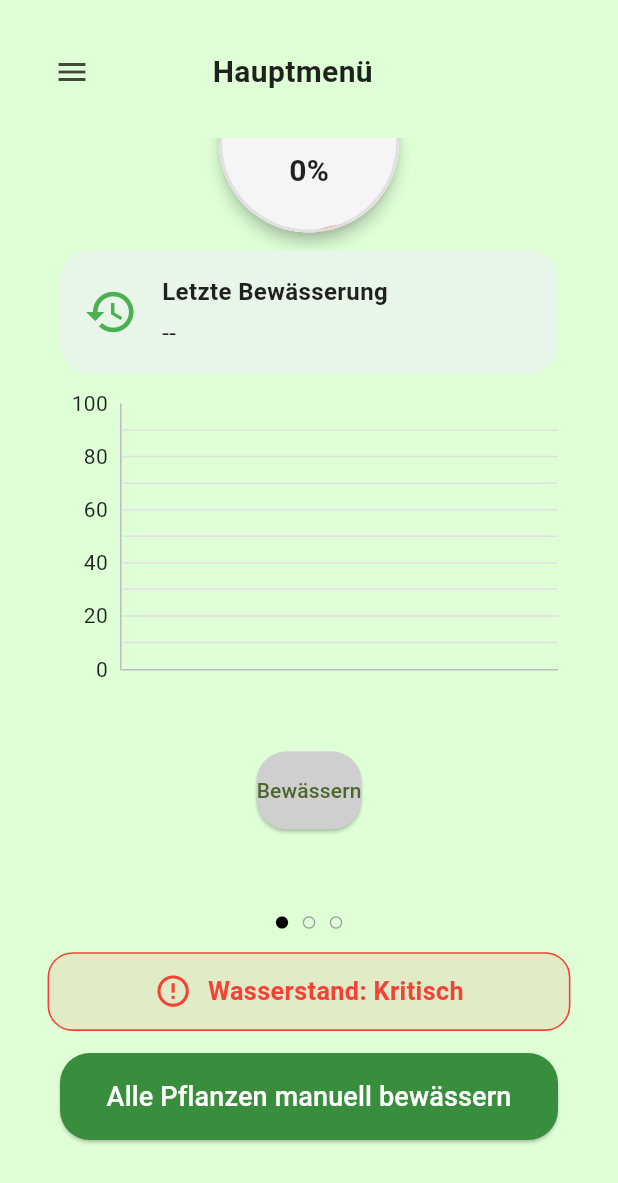
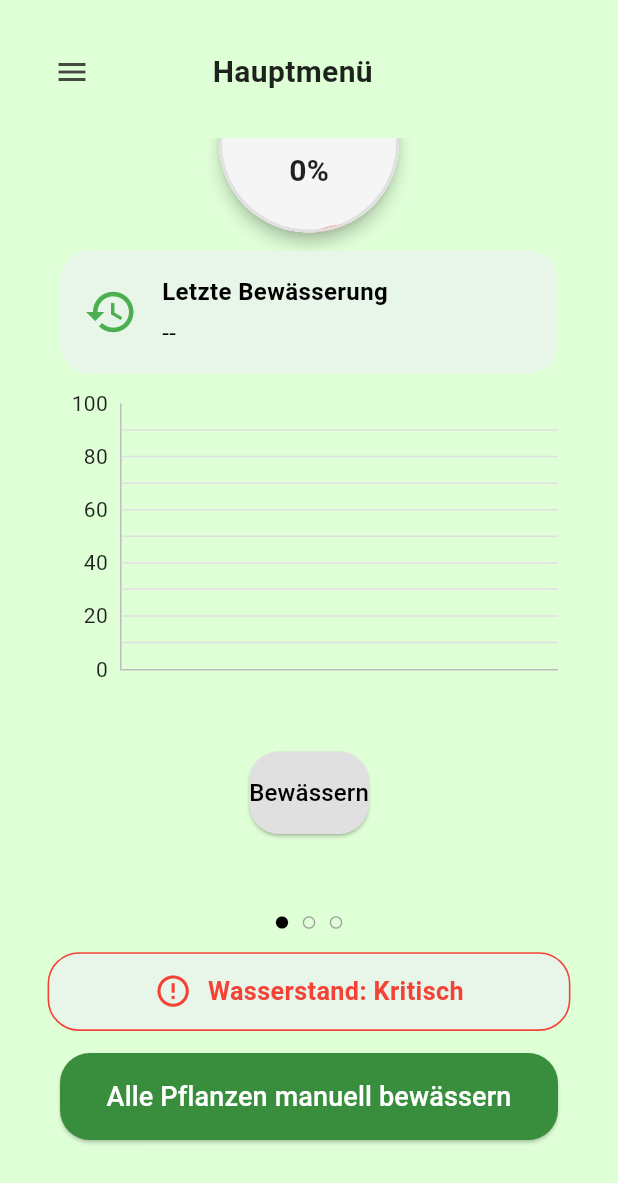
Before and after one commit to SpartanProgram/balkon-bewaesserung-app, a Flutter app: the screen it shows after launch, scrolled down 338 dp, on a phone screen of 412 x 824 dp. Shown: the top 1183 px of the screen. Run offline on Flutter 3.47's test engine with Material 3 defaults, Android fonts, the phone set to English and light mode, and no system bars; drawn by our look-alikes of fl_chart; our stand-ins replace audioplayers, flutter_local_notifications, liquid_progress_indicator_v2, lottie, shared_preferences; missing offline and left inert: mqtt_client.

Commit message:
updated the featured that have not been synchronized when dark mode is on
Former-commit-id: 7e9cb1e72c83b1a6a6ee7d571cc6ef868213d4b6

```diff
--- a/Software/lib/home_screen.dart
+++ b/Software/lib/home_screen.dart
@@ -133,6 +133,8 @@ class _HomeScreenState extends State<HomeScreen> with WidgetsBindingObserver {
 Widget _buildWaterLevelStatus(String value) {
   int level = int.tryParse(value.replaceAll('%', '')) ?? 0;
 
+  final isDark = Theme.of(context).brightness == Brightness.dark;
+
   late IconData icon;
   late Color color;
   late String label;
@@ -157,8 +159,8 @@ Widget _buildWaterLevelStatus(String value) {
   Widget card = Container(
      padding: const EdgeInsets.symmetric(horizontal: 16, vertical: 12),
      decoration: BoxDecoration(
-      color: color.withOpacity(0.1),
-      borderRadius: BorderRadius.circular(16),
+     color: isDark ? Colors.green.shade900.withOpacity(0.2) : Colors.green.shade50,
+     borderRadius: BorderRadius.circular(20),
      border: Border.all(color: color),
     ),
     child: Row(
@@ -268,29 +270,38 @@ Color _getMoistureColor(int moisture) {
 }
 
   Widget _animatedWateringCard(String lastWateredText) {
+    final isDark = Theme.of(context).brightness == Brightness.dark;
+
     return Container(
       width: double.infinity,
       padding: const EdgeInsets.all(16),
       decoration: BoxDecoration(
-        color: Colors.green.shade50,
+        color: isDark ? Colors.grey.shade800 : Colors.green.shade50,
         borderRadius: BorderRadius.circular(20),
       ),
       child: Row(
         children: [
-          const Icon(Icons.history, color: Colors.green, size: 36),
+          Icon(Icons.history, color: isDark ? Colors.greenAccent : Colors.green, size: 36),
           const SizedBox(width: 16),
           Expanded(
             child: Column(
               crossAxisAlignment: CrossAxisAlignment.start,
               children: [
-                const Text(
+                Text(
                   "Letzte Bewässerung",
-                  style: TextStyle(fontSize: 16, fontWeight: FontWeight.w600),
+                  style: TextStyle(
+                    fontSize: 16,
+                    fontWeight: FontWeight.w600,
+                    color: isDark ? Colors.white : Colors.black,
+                  ),
                 ),
                 const SizedBox(height: 4),
                 Text(
                   lastWateredText,
-                  style: const TextStyle(fontSize: 16),
+                  style: TextStyle(
+                    fontSize: 16,
+                    color: isDark ? Colors.white70 : Colors.black,
+                  ),
                 ),
               ],
             ),
@@ -299,7 +310,6 @@ Color _getMoistureColor(int moisture) {
       ),
     );
   }
-
   @override
   Widget build(BuildContext context) {
     final sensorData = context.watch<SensorDataProvider>().sensorData;
@@ -426,7 +436,11 @@ Color _getMoistureColor(int moisture) {
                                 builder: (context, setState) {
                                   return ElevatedButton(
                                     style: ElevatedButton.styleFrom(
-                                      backgroundColor: isWatering ? Colors.grey : const Color.fromARGB(255, 207, 207, 207),
+                                    backgroundColor: isWatering
+                                        ? Colors.grey
+                                        : isDark
+                                            ? Colors.grey[800]
+                                            : Colors.grey[300],
                                             padding: const EdgeInsets.symmetric(vertical: 16),
                                       shape: RoundedRectangleBorder(borderRadius: BorderRadius.circular(20)),
                                     ),
@@ -457,10 +471,14 @@ Color _getMoistureColor(int moisture) {
                                                 Text("Wird bewässert..."),
                                               ],
                                             )
-                                          : const Text(
+                                          : Text(
                                           "Bewässern",
                                           key: ValueKey(2),
+                                          style: TextStyle(
+                                            fontSize: 16,
+                                            color: isDark ? Colors.white : Colors.black,
                                           ),
+                                      )
                                     ),
                                   );
                                 },
```
Lines whose indentation alone changed are shown as unchanged.
